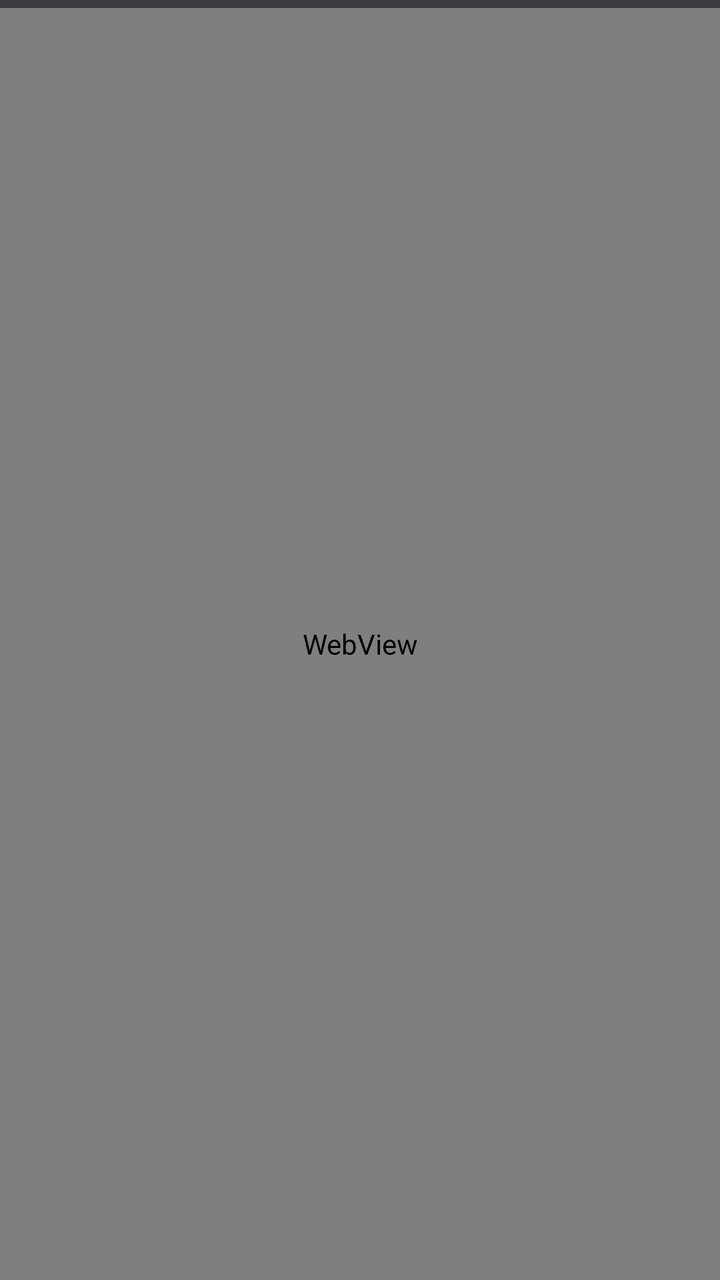
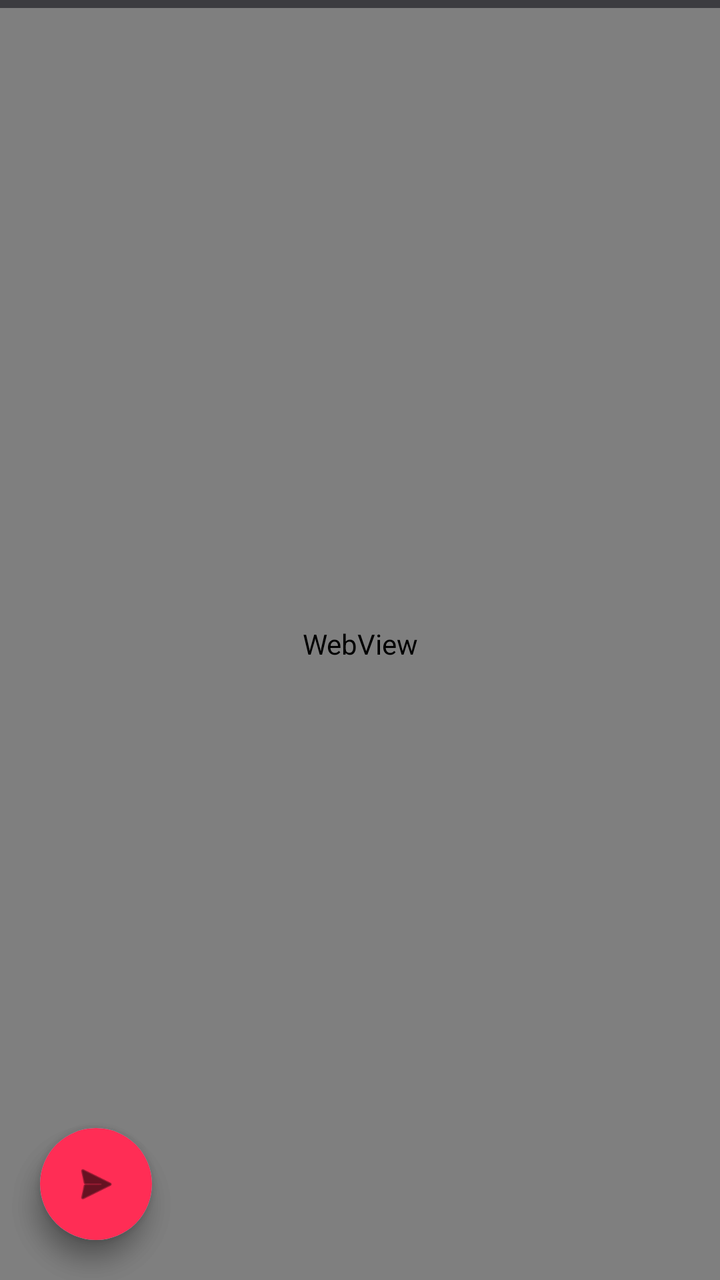

Compare the two renders of this Android layout. The source of the first and the diff that turns it into the second are given below.
<!-- AndroidManifest.xml: application theme Theme.App -->
<!-- res/layout/activity_main.xml -->
<?xml version="1.0" encoding="utf-8"?>
<LinearLayout xmlns:android="http://schemas.android.com/apk/res/android"
    android:layout_width="match_parent"
    android:layout_height="match_parent"
    android:orientation="vertical"
    android:background="#07070d">

    <ProgressBar
        android:id="@+id/progressBar"
        style="?android:attr/progressBarStyleHorizontal"
        android:layout_width="match_parent"
        android:layout_height="4dp"
        android:max="100"
        android:progress="0"
        android:progressTint="#ff2d55" />

    <FrameLayout
        android:layout_width="match_parent"
        android:layout_height="0dp"
        android:layout_weight="1">

        <WebView
            android:id="@+id/webview"
            android:layout_width="match_parent"
            android:layout_height="match_parent" />

        <TextView
            android:id="@+id/errorView"
            android:layout_width="match_parent"
            android:layout_height="match_parent"
            android:gravity="center"
            android:padding="24dp"
            android:text="تعذّر تحميل التطبيق.\n\nتأكد من اتصالك بالإنترنت ثم أعد فتح التطبيق."
            android:textColor="#ff4d6d"
            android:textSize="16sp"
            android:visibility="gone" />

    </FrameLayout>

</LinearLayout>
<!-- resources referenced by this layout -->
<resources>
  <style name="Theme.App" parent="Theme.AppCompat.NoActionBar">
          <item name="android:windowBackground">@color/colorBackground</item>
          <item name="colorPrimary">@color/colorPrimary</item>
          <item name="colorPrimaryDark">@color/colorPrimaryDark</item>
          <item name="android:statusBarColor">@color/colorPrimary</item>
          <item name="android:windowLightStatusBar">false</item>
      </style>
  <color name="colorBackground">#07070D</color>
  <color name="colorPrimary">#FF2D55</color>
  <color name="colorPrimaryDark">#FF0050</color>
</resources>

<!-- the commit's change to res/layout/activity_main.xml (unified diff, before → after) -->
@@ -1,40 +1,77 @@
 <?xml version="1.0" encoding="utf-8"?>
-<LinearLayout xmlns:android="http://schemas.android.com/apk/res/android"
+<FrameLayout xmlns:android="http://schemas.android.com/apk/res/android"
     android:layout_width="match_parent"
     android:layout_height="match_parent"
-    android:orientation="vertical"
     android:background="#07070d">
 
-    <ProgressBar
-        android:id="@+id/progressBar"
-        style="?android:attr/progressBarStyleHorizontal"
+    <LinearLayout
         android:layout_width="match_parent"
-        android:layout_height="4dp"
-        android:max="100"
-        android:progress="0"
-        android:progressTint="#ff2d55" />
+        android:layout_height="match_parent"
+        android:orientation="vertical">
 
-    <FrameLayout
-        android:layout_width="match_parent"
-        android:layout_height="0dp"
-        android:layout_weight="1">
+        <ProgressBar
+            android:id="@+id/progressBar"
+            style="?android:attr/progressBarStyleHorizontal"
+            android:layout_width="match_parent"
+            android:layout_height="4dp"
+            android:max="100"
+            android:progress="0"
+            android:progressTint="#ff2d55" />
 
-        <WebView
-            android:id="@+id/webview"
+        <FrameLayout
             android:layout_width="match_parent"
-            android:layout_height="match_parent" />
+            android:layout_height="0dp"
+            android:layout_weight="1">
 
-        <TextView
-            android:id="@+id/errorView"
-            android:layout_width="match_parent"
-            android:layout_height="match_parent"
-            android:gravity="center"
-            android:padding="24dp"
-            android:text="تعذّر تحميل التطبيق.\n\nتأكد من اتصالك بالإنترنت ثم أعد فتح التطبيق."
-            android:textColor="#ff4d6d"
-            android:textSize="16sp"
-            android:visibility="gone" />
+            <WebView
+                android:id="@+id/webview"
+                android:layout_width="match_parent"
+                android:layout_height="match_parent" />
 
-    </FrameLayout>
+            <TextView
+                android:id="@+id/errorView"
+                android:layout_width="match_parent"
+                android:layout_height="match_parent"
+                android:gravity="center"
+                android:padding="24dp"
+                android:text="تعذّر تحميل التطبيق.\n\nتأكد من اتصالك بالإنترنت ثم أعد فتح التطبيق."
+                android:textColor="#ff4d6d"
+                android:textSize="16sp"
+                android:visibility="gone" />
 
-</LinearLayout>
+        </FrameLayout>
+    </LinearLayout>
+
+    
+    <com.google.android.material.floatingactionbutton.FloatingActionButton
+        android:id="@+id/fabDatabase"
+        android:layout_width="wrap_content"
+        android:layout_height="wrap_content"
+        android:layout_gravity="bottom|left"
+        android:layout_margin="20dp"
+        android:src="@android:drawable/ic_menu_sort_by_size"
+        android:backgroundTint="#25f4ee"
+        android:contentDescription="مراقبة قاعدة البيانات"
+        android:tint="#000000"
+        app:borderWidth="0dp"
+        app:elevation="8dp"
+        xmlns:app="http://schemas.android.com/apk/res-auto" />
+
+    
+    <com.google.android.material.floatingactionbutton.FloatingActionButton
+        android:id="@+id/fabInteract"
+        android:layout_width="wrap_content"
+        android:layout_height="wrap_content"
+        android:layout_gravity="bottom|left"
+        android:layout_margin="20dp"
+        android:layout_marginBottom="84dp"
+        android:src="@android:drawable/ic_menu_send"
+        android:backgroundTint="#ff2d55"
+        android:contentDescription="تفاعل تلقائي"
+        android:tint="#ffffff"
+        android:visibility="visible"
+        app:borderWidth="0dp"
+        app:elevation="8dp"
+        xmlns:app="http://schemas.android.com/apk/res-auto" />
+
+</FrameLayout>
<!-- resource entries referenced after the edit -->
@@ -1,14 +1,16 @@
 <!-- resources referenced by this layout -->
 <resources>
-  <style name="Theme.App" parent="Theme.AppCompat.NoActionBar">
+  <style name="Theme.App" parent="Theme.MaterialComponents.NoActionBar">
           <item name="android:windowBackground">@color/colorBackground</item>
           <item name="colorPrimary">@color/colorPrimary</item>
           <item name="colorPrimaryDark">@color/colorPrimaryDark</item>
+          <item name="colorAccent">@color/colorAccent</item>
           <item name="android:statusBarColor">@color/colorPrimary</item>
           <item name="android:windowLightStatusBar">false</item>
       </style>
   <color name="colorBackground">#07070D</color>
   <color name="colorPrimary">#FF2D55</color>
   <color name="colorPrimaryDark">#FF0050</color>
+  <color name="colorAccent">#25F4EE</color>
 </resources>
 
